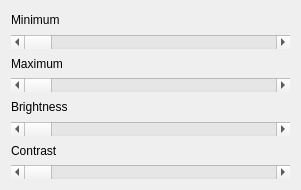
This is BrightContrastControl.ui in Minus-Monster/Xiso as Qt 5 draws it before an edit. The edited form follows.
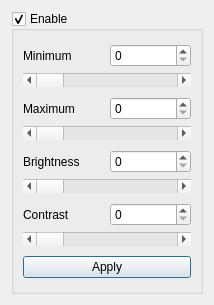
This is the edited form.

```diff
--- a/BrightContrastControl.ui
+++ b/BrightContrastControl.ui
@@ -6,18 +6,30 @@
    <rect>
     <x>0</x>
     <y>0</y>
-    <width>301</width>
-    <height>190</height>
+    <width>214</width>
+    <height>305</height>
    </rect>
   </property>
   <property name="windowTitle">
-   <string>Dialog</string>
+   <string>Image Adjustment</string>
+  </property>
+  <property name="sizeGripEnabled">
+   <bool>false</bool>
   </property>
   <layout class="QGridLayout" name="gridLayout">
+   <item row="0" column="1">
+    <widget class="QGroupBox" name="groupBox_enable">
+     <property name="title">
+      <string>Enable</string>
+     </property>
+     <property name="checkable">
+      <bool>true</bool>
+     </property>
+     <layout class="QGridLayout" name="gridLayout_2">
    <item row="0" column="0">
-    <layout class="QVBoxLayout" name="verticalLayout_5">
+       <layout class="QVBoxLayout" name="verticalLayout_3">
      <item>
-      <layout class="QVBoxLayout" name="verticalLayout_4">
+         <layout class="QHBoxLayout" name="horizontalLayout">
        <item>
         <widget class="QLabel" name="label_min">
          <property name="text">
@@ -26,6 +38,15 @@
         </widget>
        </item>
        <item>
+           <widget class="QSpinBox" name="spinBox_min">
+            <property name="maximum">
+             <number>65535</number>
+            </property>
+           </widget>
+          </item>
+         </layout>
+        </item>
+        <item>
         <widget class="QScrollBar" name="horizontalScrollBar_min">
          <property name="orientation">
           <enum>Qt::Horizontal</enum>
@@ -34,8 +55,10 @@
        </item>
       </layout>
      </item>
+      <item row="1" column="0">
+       <layout class="QVBoxLayout" name="verticalLayout_4">
      <item>
-      <layout class="QVBoxLayout" name="verticalLayout_3">
+         <layout class="QHBoxLayout" name="horizontalLayout_2">
        <item>
         <widget class="QLabel" name="label_max">
          <property name="text">
@@ -44,6 +67,15 @@
         </widget>
        </item>
        <item>
+           <widget class="QSpinBox" name="spinBox_max">
+            <property name="maximum">
+             <number>65535</number>
+            </property>
+           </widget>
+          </item>
+         </layout>
+        </item>
+        <item>
         <widget class="QScrollBar" name="horizontalScrollBar_max">
          <property name="orientation">
           <enum>Qt::Horizontal</enum>
@@ -52,8 +84,10 @@
        </item>
       </layout>
      </item>
+      <item row="2" column="0">
+       <layout class="QVBoxLayout" name="verticalLayout">
      <item>
-      <layout class="QVBoxLayout" name="verticalLayout_2">
+         <layout class="QHBoxLayout" name="horizontalLayout_3">
        <item>
         <widget class="QLabel" name="label_bright">
          <property name="text">
@@ -62,6 +96,15 @@
         </widget>
        </item>
        <item>
+           <widget class="QSpinBox" name="spinBox_brightness">
+            <property name="maximum">
+             <number>10</number>
+            </property>
+           </widget>
+          </item>
+         </layout>
+        </item>
+        <item>
         <widget class="QScrollBar" name="horizontalScrollBar_bright">
          <property name="orientation">
           <enum>Qt::Horizontal</enum>
@@ -70,8 +113,10 @@
        </item>
       </layout>
      </item>
+      <item row="3" column="0">
+       <layout class="QVBoxLayout" name="verticalLayout_2">
      <item>
-      <layout class="QVBoxLayout" name="verticalLayout">
+         <layout class="QHBoxLayout" name="horizontalLayout_4">
        <item>
         <widget class="QLabel" name="label_contrast">
          <property name="text">
@@ -80,6 +125,15 @@
         </widget>
        </item>
        <item>
+           <widget class="QSpinBox" name="spinBox_contrast">
+            <property name="maximum">
+             <number>20</number>
+            </property>
+           </widget>
+          </item>
+         </layout>
+        </item>
+        <item>
         <widget class="QScrollBar" name="horizontalScrollBar_contrast">
          <property name="orientation">
           <enum>Qt::Horizontal</enum>
@@ -88,7 +142,15 @@
        </item>
       </layout>
      </item>
-    </layout>
+      <item row="4" column="0">
+       <widget class="QPushButton" name="pushButton_apply">
+        <property name="text">
+         <string>Apply</string>
+        </property>
+       </widget>
+      </item>
+     </layout>
+    </widget>
    </item>
   </layout>
  </widget>
```
Left out of the diff: 131 changed lines with no effect on the pictures. Lines whose indentation alone changed are shown as unchanged.
